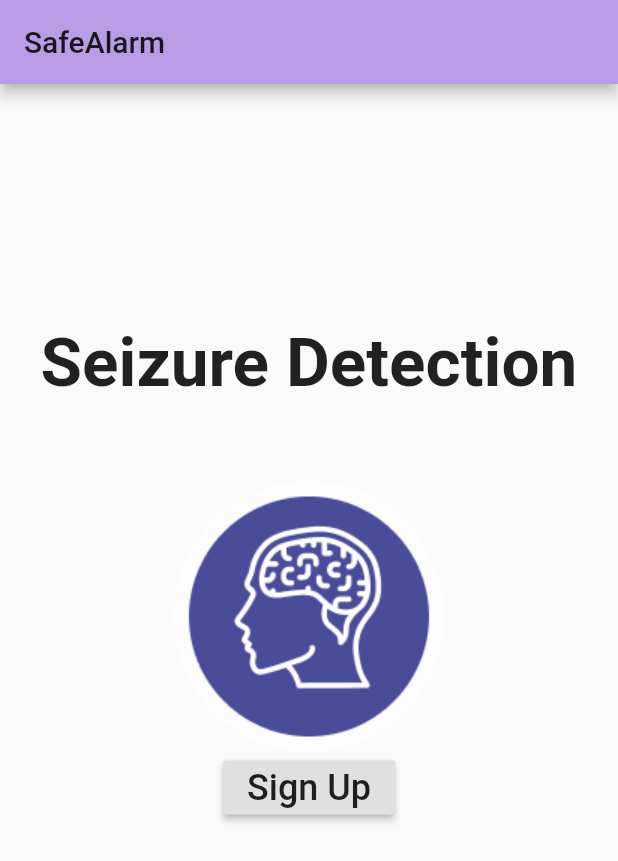
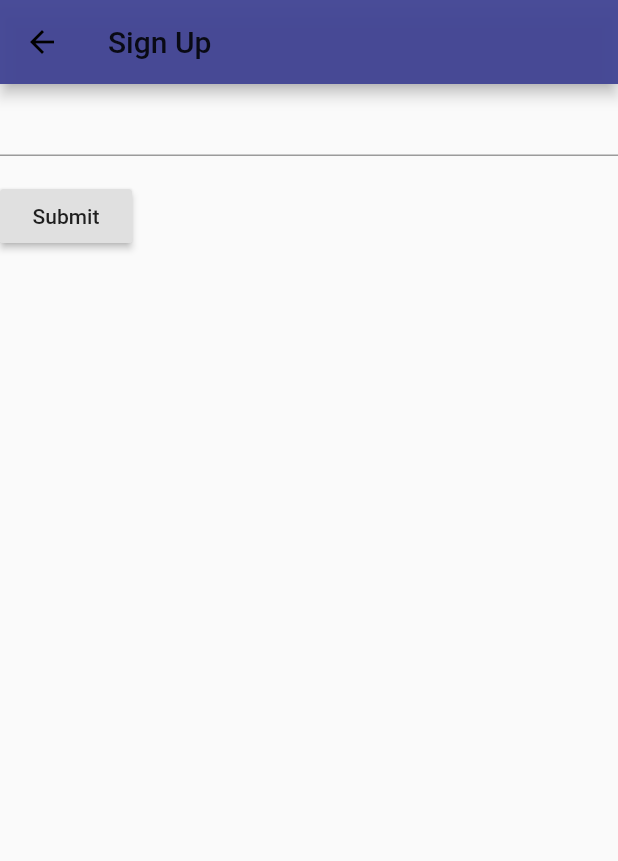
Before and after one commit to varshinees/f19-iot-clock, a Flutter app: the screen it shows after launch, after a tap on "Sign Up", on a phone screen of 412 x 824 dp. Shown: the top 861 px of the screen. Run offline on Flutter 3.47's test engine with Material 2 defaults, Android fonts, the light colour scheme and no system bars.

Commit message:
added 4 screens and 1 transition

```diff
--- a/lib/main.dart
+++ b/lib/main.dart
@@ -1,4 +1,8 @@
 import 'package:flutter/material.dart';
+import 'package:safe_alarm/screens/signupScreen.dart';
+import 'package:safe_alarm/screens/contactScreen.dart';
+import 'package:safe_alarm/screens/welcomeScreen.dart';
+import 'package:safe_alarm/screens/sleepScreen.dart';
 
 void main() => runApp(MyApp());
 
@@ -26,107 +30,19 @@ class MyApp extends StatelessWidget {
     return MaterialApp(
       title: 'SafeAlarm',
       theme: ThemeData(
-        // This is the theme of your application.
-        //
-        // Try running your application with "flutter run". You'll see the
-        // application has a blue toolbar. Then, without quitting the app, try
-        // changing the primarySwatch below to Colors.green and then invoke
-        // "hot reload" (press "r" in the console where you ran "flutter run",
-        // or simply save your changes to "hot reload" in a Flutter IDE).
-        // Notice that the counter didn't reset back to zero; the application
-        // is not restarted.
-        primarySwatch: primaryColor
+        primarySwatch: primaryColor,
+        accentColor: Colors.white,
+        appBarTheme: AppBarTheme(
+          color: Color.fromRGBO(66, 69, 148, 0.96)
+        )
       ),
-      home: MyHomePage(title: 'SafeAlarm'),
+      initialRoute: "/",
+      routes: <String,WidgetBuilder> {
+        "/": (BuildContext context) => SignupScreen(),
+        "/contact": (BuildContext context) => ContactScreen(),
+        "/welcome": (BuildContext context) => WelcomeScreen(),
+        "/sleep": (BuildContext context) => SleepScreen()
+      }
     );
   }
 }
-
-class MyHomePage extends StatefulWidget {
-  MyHomePage({Key key, this.title}) : super(key: key);
-
-  // This widget is the home page of your application. It is stateful, meaning
-  // that it has a State object (defined below) that contains fields that affect
-  // how it looks.
-
-  // This class is the configuration for the state. It holds the values (in this
-  // case the title) provided by the parent (in this case the App widget) and
-  // used by the build method of the State. Fields in a Widget subclass are
-  // always marked "final".
-
-  final String title;
-
-  @override
-  _MyHomePageState createState() => _MyHomePageState();
-}
-
-class _MyHomePageState extends State<MyHomePage> {
-  //int _counter = 0;
-
-  //void _incrementCounter() {
-    //setState(() {
-      // This call to setState tells the Flutter framework that something has
-      // changed in this State, which causes it to rerun the build method below
-      // so that the display can reflect the updated values. If we changed
-      // _counter without calling setState(), then the build method would not be
-      // called again, and so nothing would appear to happen.
-      //_counter++;
-    //});
-  //}
-
-  @override
-  Widget build(BuildContext context) {
-    // This method is rerun every time setState is called, for instance as done
-    // by the _incrementCounter method above.
-    //
-    // The Flutter framework has been optimized to make rerunning build methods
-    // fast, so that you can just rebuild anything that needs updating rather
-    // than having to individually change instances of widgets.
-    return Scaffold(
-      appBar: AppBar(
-        // Here we take the value from the MyHomePage object that was created by
-        // the App.build method, and use it to set our appbar title.
-        title: Text(widget.title),
-      ),
-      body: Center(
-        // Center is a layout widget. It takes a single child and positions it
-        // in the middle of the parent.
-        child: Column(
-          // Column is also a layout widget. It takes a list of children and
-          // arranges them vertically. By default, it sizes itself to fit its
-          // children horizontally, and tries to be as tall as its parent.
-          //
-          // Invoke "debug painting" (press "p" in the console, choose the
-          // "Toggle Debug Paint" action from the Flutter Inspector in Android
-          // Studio, or the "Toggle Debug Paint" command in Visual Studio Code)
-          // to see the wireframe for each widget.
-          //
-          // Column has various properties to control how it sizes itself and
-          // how it positions its children. Here we use mainAxisAlignment to
-          // center the children vertically; the main axis here is the vertical
-          // axis because Columns are vertical (the cross axis would be
-          // horizontal).
-
-          mainAxisAlignment: MainAxisAlignment.start,
-
-          children: <Widget>[
-            Text(
-                '\n\n\nSeizure Detection\n',
-                style: TextStyle(fontSize: 45, fontWeight: FontWeight.w600),
-            ),
-            Image(image: AssetImage('assets/logo.png')),
-            RaisedButton(
-              onPressed: () {},
-              child: Text(
-                'Sign Up',
-              style: TextStyle(fontSize: 24)
-              ),
-            ),
-          ],
-
-
-        ),
-      ),
-    );
-  }
-}
--- /dev/null
+++ b/lib/screens/contactScreen.dart
@@ -0,0 +1,61 @@
+
+import 'package:flutter/material.dart';
+
+class ContactScreen extends StatefulWidget {
+  @override
+  ContactScreenState createState() {
+    return ContactScreenState();
+  }
+}
+
+// Create a corresponding State class.
+// This class holds data related to the form.
+class ContactScreenState extends State<ContactScreen> {
+  // Create a global key that uniquely identifies the Form widget
+  // and allows validation of the form.
+  //
+  // Note: This is a GlobalKey<FormState>,
+  // not a GlobalKey<MyCustomFormState>.
+  final _formKey = GlobalKey<FormState>();
+
+  @override
+  Widget build(BuildContext context) {
+    // Build a Form widget using the _formKey created above.
+    return Scaffold(
+      appBar: AppBar(
+        title: Text("Sign Up")
+      ),
+      body: Form(
+        key: _formKey,
+        child: Column(
+          crossAxisAlignment: CrossAxisAlignment.start,
+          children: <Widget>[
+            TextFormField(
+              validator: (value) {
+                if (value.isEmpty) {
+                  return 'Please enter some text';
+                }
+                return null;
+              },
+            ),
+            Padding(
+              padding: const EdgeInsets.symmetric(vertical: 16.0),
+              child: RaisedButton(
+                onPressed: () {
+                  // Validate returns true if the form is valid, or false
+                  // otherwise.
+                  if (_formKey.currentState.validate()) {
+                    // If the form is valid, display a Snackbar.
+                    Scaffold.of(context)
+                        .showSnackBar(SnackBar(content: Text('Processing Data')));
+                  }
+                },
+                child: Text('Submit'),
+              ),
+            ),
+          ],
+        ),
+      ),
+    );
+  }
+}
--- /dev/null
+++ b/lib/screens/signupScreen.dart
@@ -0,0 +1,36 @@
+
+import 'package:flutter/material.dart';
+
+class SignupScreen extends StatelessWidget {
+  @override
+  Widget build(BuildContext context) {
+    return Scaffold(
+      body: Center(
+        child: Column(
+          mainAxisAlignment: MainAxisAlignment.start,
+          children: <Widget>[
+            Image(image: AssetImage('assets/heart_rate_graphic.png')),
+            Image(image: AssetImage('assets/logo.png')),
+            Text(
+                'Seizure Detection',
+                style: TextStyle(
+                  fontSize: 45,
+                  fontWeight: FontWeight.w600
+                ),
+            ),
+
+            RaisedButton(
+              onPressed: () {
+                Navigator.pushNamed(context, '/contact');
+              },
+              child: Text(
+                'Sign Up',
+              style: TextStyle(fontSize: 24)
+              ),
+            ),
+          ],
+        ),
+      ),
+    );
+  }
+}
```
Also changed, not shown: lib/screens/sleepScreen.dart (added, +21 -0 lines), lib/screens/welcomeScreen.dart (added, +21 -0 lines), lib/contactScreen.dart (deleted), lib/signupScreen.dart (deleted), lib/sleepScreen.dart (deleted), lib/welcomeScreen.dart (deleted), 1 other file.
